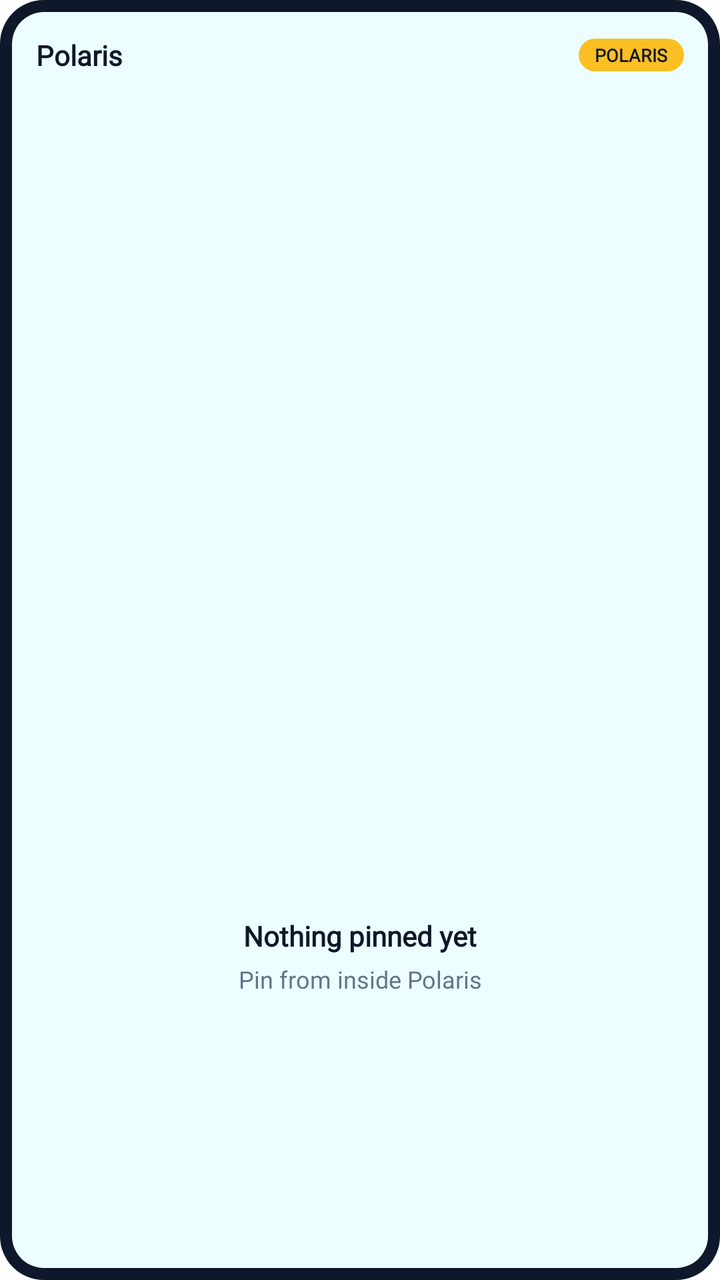
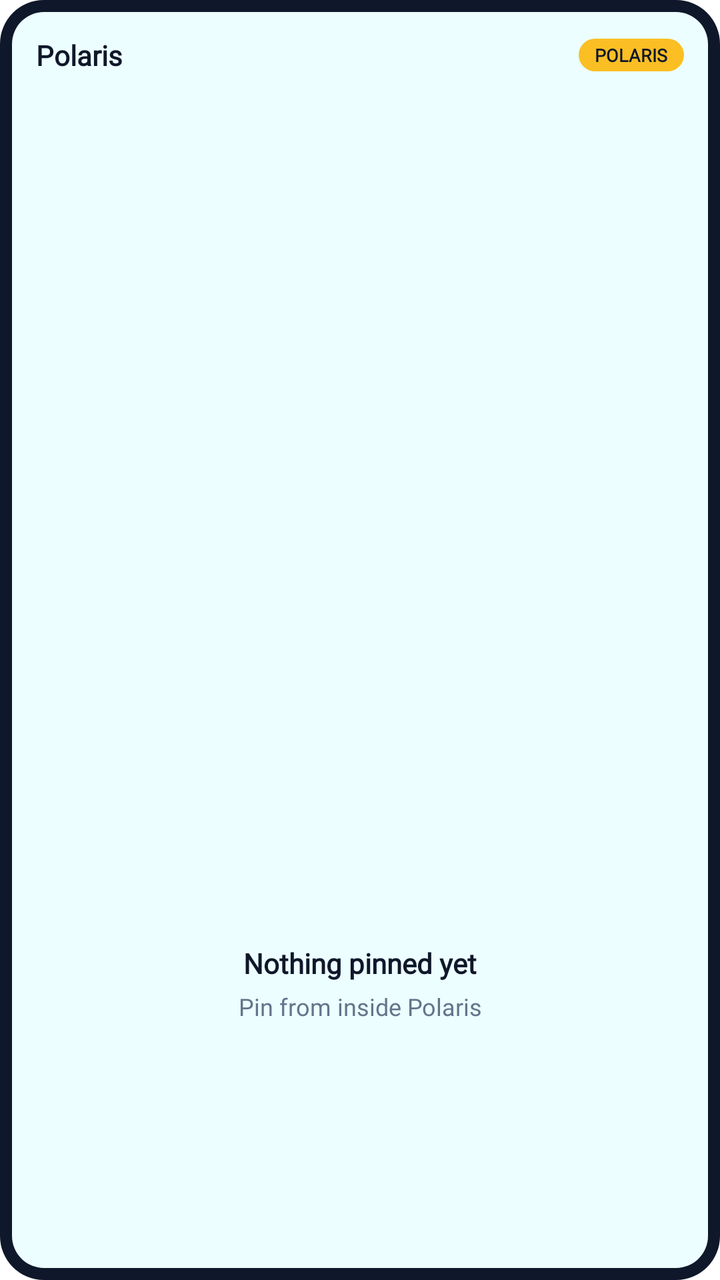

An Android layout rendered at two revisions. The XML below is the earlier revision; the diff shows what the commit changed to produce the second picture.
<!-- AndroidManifest.xml: fallback theme Theme.MaterialComponents.DayNight.NoActionBar -->
<!-- res/layout/polaris_widget_layout.xml -->
<?xml version="1.0" encoding="utf-8"?>
<LinearLayout xmlns:android="http://schemas.android.com/apk/res/android"
    android:id="@+id/polaris_widget_root"
    android:layout_width="match_parent"
    android:layout_height="match_parent"
    android:orientation="vertical"
    android:padding="18dp"
    android:background="@drawable/polaris_widget_background">

    <LinearLayout
        android:id="@+id/polaris_widget_header"
        android:layout_width="match_parent"
        android:layout_height="wrap_content"
        android:orientation="horizontal"
        android:gravity="center_vertical"
        android:layout_marginBottom="10dp">

        <TextView
            android:id="@+id/polaris_widget_title"
            android:layout_width="0dp"
            android:layout_height="wrap_content"
            android:layout_weight="1"
            android:fontFamily="@font/montserrat"
            android:textColor="#0F172A"
            android:textSize="14sp"
            android:textStyle="bold"
            android:maxLines="1"
            android:ellipsize="end"
            android:text="Polaris" />

        <TextView
            android:id="@+id/polaris_widget_brand"
            android:layout_width="wrap_content"
            android:layout_height="wrap_content"
            android:paddingHorizontal="8dp"
            android:paddingVertical="2dp"
            android:fontFamily="@font/montserrat"
            android:textColor="#0F172A"
            android:textSize="9sp"
            android:textStyle="bold"
            android:background="@drawable/polaris_widget_brand_pill"
            android:text="POLARIS" />
    </LinearLayout>

    <ListView
        android:id="@+id/polaris_widget_list"
        android:layout_width="match_parent"
        android:layout_height="0dp"
        android:layout_weight="1"
        android:divider="@null"
        android:dividerHeight="0dp"
        android:listSelector="@android:color/transparent" />

    <LinearLayout
        android:id="@+id/polaris_widget_empty"
        android:layout_width="match_parent"
        android:layout_height="0dp"
        android:layout_weight="1"
        android:orientation="vertical"
        android:gravity="center">

        <TextView
            android:id="@+id/polaris_widget_empty_title"
            android:layout_width="wrap_content"
            android:layout_height="wrap_content"
            android:fontFamily="@font/montserrat"
            android:textColor="#0F172A"
            android:textSize="14sp"
            android:textStyle="bold"
            android:text="Nothing pinned yet" />

        <TextView
            android:id="@+id/polaris_widget_empty_subtitle"
            android:layout_width="match_parent"
            android:layout_height="wrap_content"
            android:layout_marginTop="4dp"
            android:fontFamily="@font/montserrat"
            android:textColor="#64748B"
            android:textSize="12sp"
            android:gravity="center"
            android:text="Pin from inside Polaris" />
    </LinearLayout>
</LinearLayout>
<!-- resources referenced by this layout -->
<resources>
  <!-- drawable polaris_widget_background (drawable) -->
  <?xml version="1.0" encoding="utf-8"?>
  <layer-list xmlns:android="http://schemas.android.com/apk/res/android">
  
      <item>
          <shape android:shape="rectangle">
              <solid android:color="#0F172A" />
              <corners android:radius="22dp" />
          </shape>
      </item>
  
      <item
          android:left="6dp"
          android:top="6dp"
          android:right="6dp"
          android:bottom="6dp">
          <shape android:shape="rectangle">
              <solid android:color="#ECFEFF" />
              <corners android:radius="16dp" />
          </shape>
      </item>
  </layer-list>
  <!-- drawable polaris_widget_brand_pill (drawable) -->
  <?xml version="1.0" encoding="utf-8"?>
  <shape xmlns:android="http://schemas.android.com/apk/res/android"
      android:shape="rectangle">
      <solid android:color="#FBBF24" />
      <corners android:radius="999dp" />
  </shape>
</resources>

<!-- the commit's change to res/layout/polaris_widget_layout.xml (unified diff, before → after) -->
@@ -4,7 +4,10 @@
     android:layout_width="match_parent"
     android:layout_height="match_parent"
     android:orientation="vertical"
-    android:padding="18dp"
+    android:paddingLeft="18dp"
+    android:paddingRight="18dp"
+    android:paddingTop="18dp"
+    android:paddingBottom="0dp"
     android:background="@drawable/polaris_widget_background">
 
     <LinearLayout
@@ -42,6 +45,7 @@
             android:text="POLARIS" />
     </LinearLayout>
 
+    
     <ListView
         android:id="@+id/polaris_widget_list"
         android:layout_width="match_parent"
@@ -49,6 +53,9 @@
         android:layout_weight="1"
         android:divider="@null"
         android:dividerHeight="0dp"
+        android:fadingEdgeLength="0dp"
+        android:requiresFadingEdge="none"
+        android:overScrollMode="never"
         android:listSelector="@android:color/transparent" />
 
     <LinearLayout
